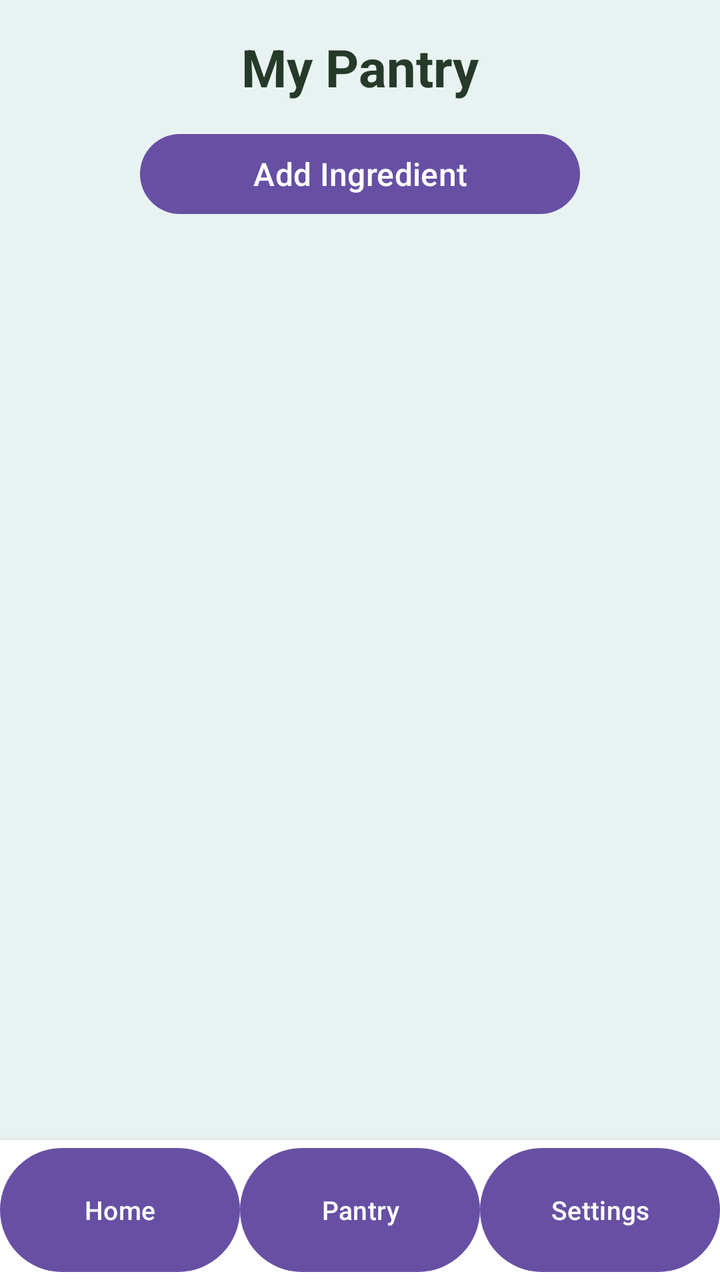
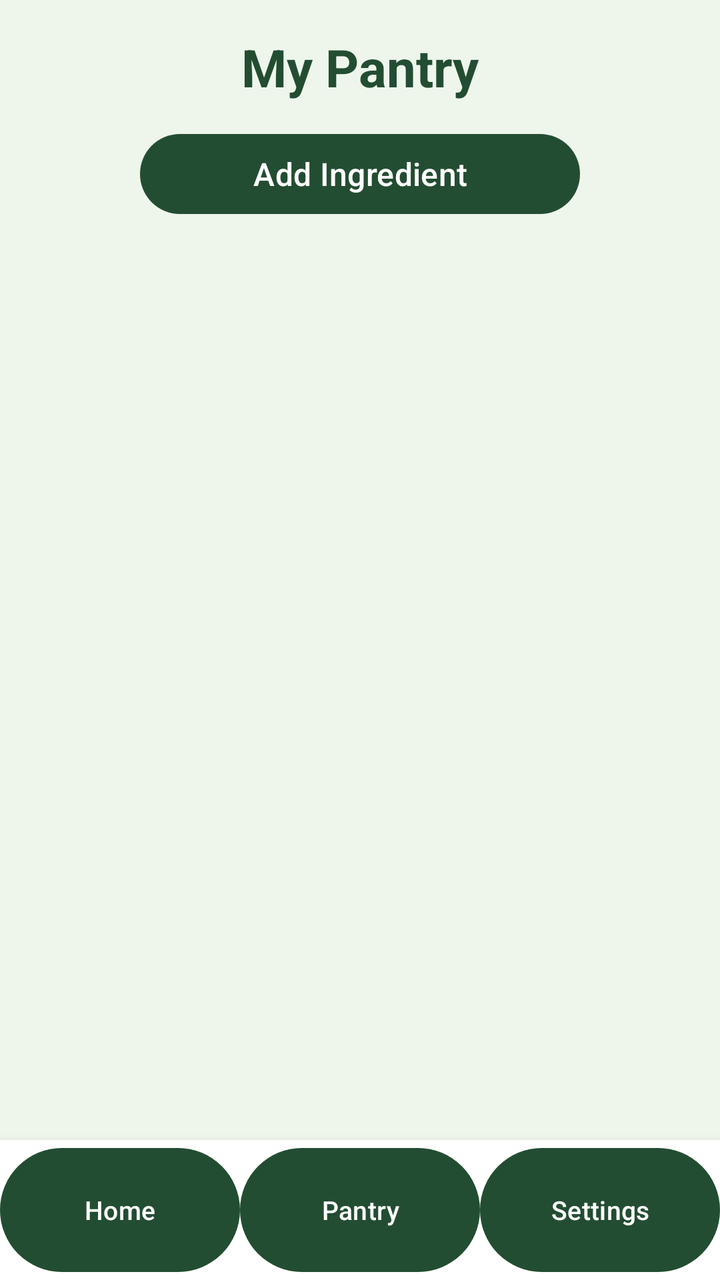

Before-and-after screenshots of an Android layout around one commit, followed by the original layout XML and the change that was made.
<!-- AndroidManifest.xml: application theme Theme.SmartPantryManager -->
<!-- res/layout/activity_pantry.xml -->
<?xml version="1.0" encoding="utf-8"?>
<LinearLayout
    xmlns:android="http://schemas.android.com/apk/res/android"
    android:layout_width="match_parent"
    android:layout_height="match_parent"
    android:orientation="vertical"
    android:background="#E8F3F1">

    
    <LinearLayout
        android:layout_width="match_parent"
        android:layout_height="0dp"
        android:layout_weight="1"
        android:orientation="vertical"
        android:padding="16dp">

        <TextView
            android:id="@+id/tvPantryTitle"
            android:layout_width="match_parent"
            android:layout_height="wrap_content"
            android:text="My Pantry"
            android:textSize="26sp"
            android:textStyle="bold"
            android:textColor="#263A29"
            android:gravity="center"
            android:paddingBottom="12dp" />

        <Button
            android:id="@+id/btnAddIngredient"
            android:layout_width="220dp"
            android:layout_height="wrap_content"
            android:layout_gravity="center_horizontal"
            android:text="Add Ingredient"
            android:textSize="16sp" />

        <androidx.recyclerview.widget.RecyclerView
            android:id="@+id/recyclerPantry"
            android:layout_width="match_parent"
            android:layout_height="0dp"
            android:layout_weight="1"
            android:layout_marginTop="16dp"
            android:scrollbars="vertical"
            android:fadeScrollbars="false" />

    </LinearLayout>

    
    <LinearLayout
        android:layout_width="match_parent"
        android:layout_height="70dp"
        android:orientation="horizontal"
        android:gravity="center"
        android:background="#FFFFFF"
        android:elevation="8dp">

        <Button
            android:id="@+id/btnNavHome"
            android:layout_width="0dp"
            android:layout_height="match_parent"
            android:layout_weight="1"
            android:text="Home"
            android:textSize="13sp"
            android:textAllCaps="false" />

        <Button
            android:id="@+id/btnNavPantry"
            android:layout_width="0dp"
            android:layout_height="match_parent"
            android:layout_weight="1"
            android:text="Pantry"
            android:textSize="13sp"
            android:textAllCaps="false" />

        <Button
            android:id="@+id/btnNavSettings"
            android:layout_width="0dp"
            android:layout_height="match_parent"
            android:layout_weight="1"
            android:text="Settings"
            android:textSize="13sp"
            android:textAllCaps="false" />

    </LinearLayout>

</LinearLayout>
<!-- resources referenced by this layout -->
<resources>
  <style name="Theme.SmartPantryManager" parent="Base.Theme.SmartPantryManager" />
  <style name="Base.Theme.SmartPantryManager" parent="Theme.Material3.DayNight.NoActionBar">
  
      </style>
</resources>

<!-- the commit's change to res/layout/activity_pantry.xml (unified diff, before → after) -->
@@ -4,7 +4,7 @@
     android:layout_width="match_parent"
     android:layout_height="match_parent"
     android:orientation="vertical"
-    android:background="#E8F3F1">
+    android:background="@color/pantry_background">
 
     
     <LinearLayout
@@ -21,7 +21,7 @@
             android:text="My Pantry"
             android:textSize="26sp"
             android:textStyle="bold"
-            android:textColor="#263A29"
+            android:textColor="@color/pantry_primary"
             android:gravity="center"
             android:paddingBottom="12dp" />
 
@@ -50,7 +50,7 @@
         android:layout_height="70dp"
         android:orientation="horizontal"
         android:gravity="center"
-        android:background="#FFFFFF"
+        android:background="@color/white"
         android:elevation="8dp">
 
         <Button
<!-- resource entries referenced after the edit -->
@@ -1,8 +1,28 @@
 <!-- resources referenced by this layout -->
 <resources>
+  <color name="pantry_background">#EEF6EC</color>
+  <color name="pantry_primary">#234D32</color>
+  <color name="white">#FFFFFFFF</color>
   <style name="Theme.SmartPantryManager" parent="Base.Theme.SmartPantryManager" />
   <style name="Base.Theme.SmartPantryManager" parent="Theme.Material3.DayNight.NoActionBar">
   
+          
+          <item name="android:windowBackground">@color/pantry_background</item>
+  
+          
+          <item name="colorPrimary">@color/pantry_primary</item>
+          <item name="colorOnPrimary">@color/white</item>
+  
+          
+          <item name="colorSurface">@color/pantry_surface</item>
+          <item name="colorOnSurface">@color/pantry_primary</item>
+  
+          
+          <item name="colorSecondary">@color/pantry_secondary</item>
+          <item name="colorOnSecondary">@color/white</item>
+  
       </style>
+  <color name="pantry_surface">#DCEBDA</color>
+  <color name="pantry_secondary">#527A5B</color>
 </resources>
 
